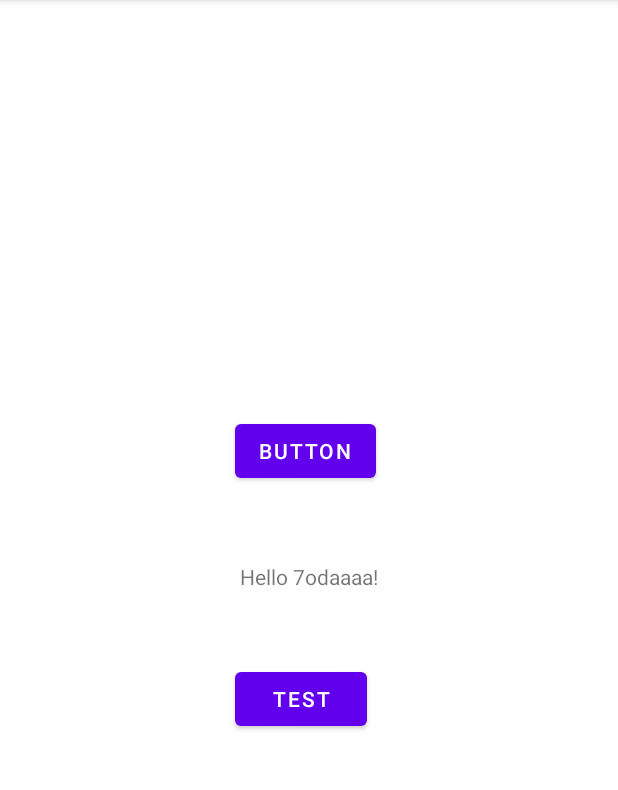
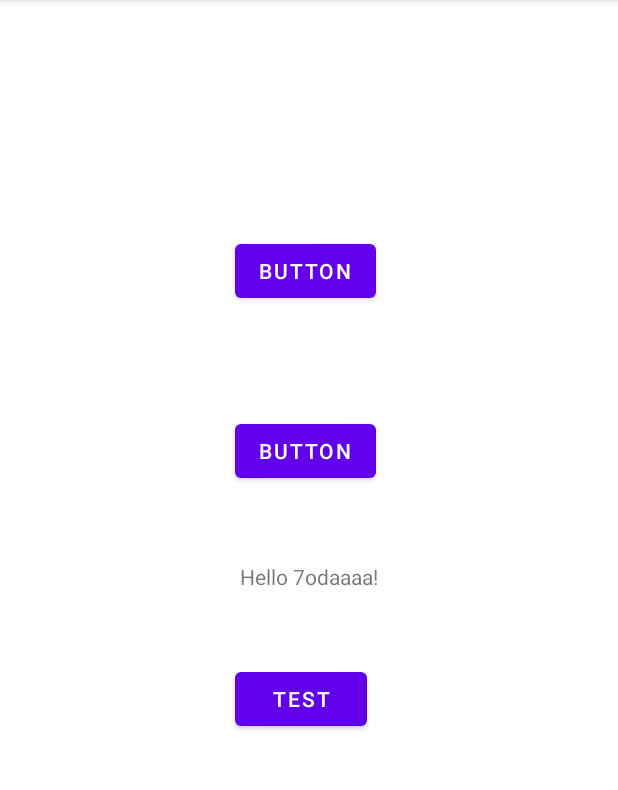
Before and after one commit to MOHAMEDMEDOHEMEDA/flash-list-app-, an Android app: the screen it shows after launch (MainActivity), on a phone screen of 412 x 824 dp, the part 84-874 px from its top. Run offline under Robolectric (Android 15) with nearby library versions, the phone set to English and light mode, and no system bars.

Commit message:
new button

```diff
--- a/app/src/main/res/layout/activity_main.xml
+++ b/app/src/main/res/layout/activity_main.xml
@@ -44,4 +44,18 @@
         app:layout_constraintStart_toStartOf="parent"
         app:layout_constraintTop_toTopOf="parent" />
 
+    <Button
+        android:id="@+id/button3"
+        android:layout_width="wrap_content"
+        android:layout_height="wrap_content"
+        android:layout_marginStart="156dp"
+        android:layout_marginTop="152dp"
+        android:layout_marginEnd="161dp"
+        android:layout_marginBottom="67dp"
+        android:text="Button"
+        app:layout_constraintBottom_toTopOf="@+id/button2"
+        app:layout_constraintEnd_toEndOf="parent"
+        app:layout_constraintStart_toStartOf="parent"
+        app:layout_constraintTop_toTopOf="parent" />
+
 </androidx.constraintlayout.widget.ConstraintLayout>
```
